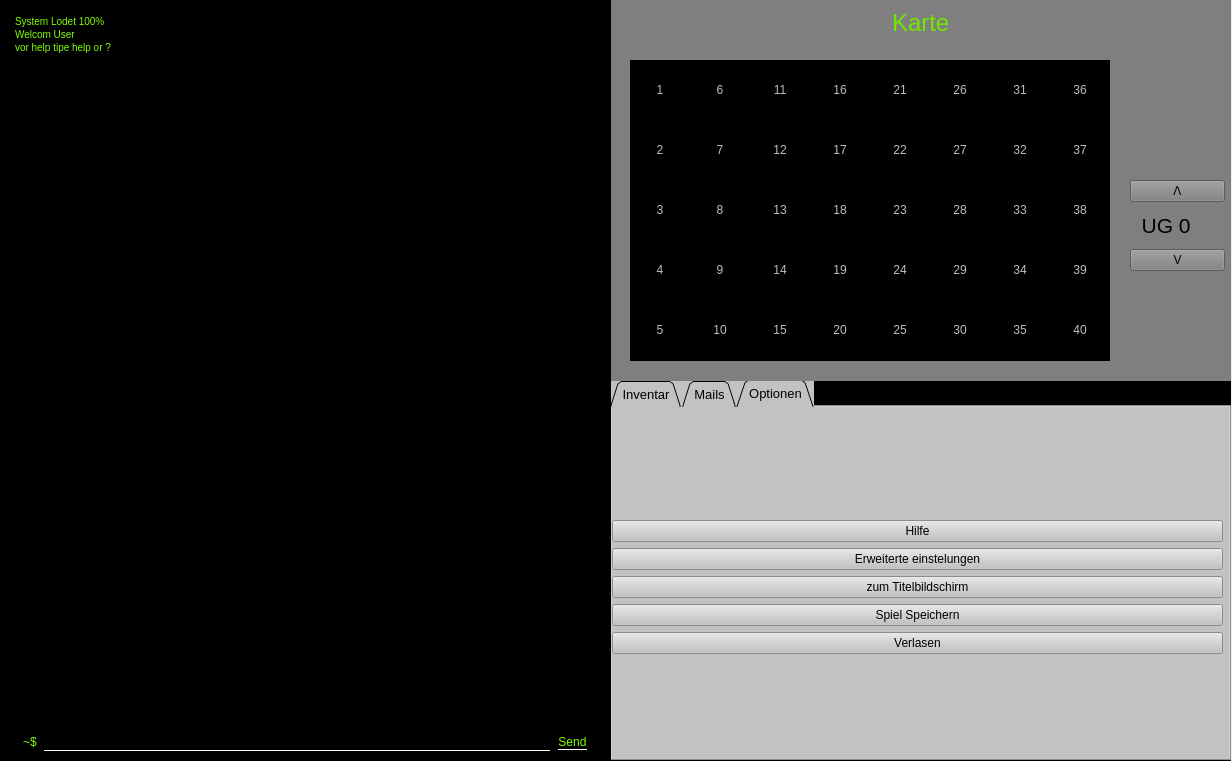
EmiliaJacob/Console-game-2021, file SpieleprogrammierungQT/mainwindow.ui: the form before one commit.
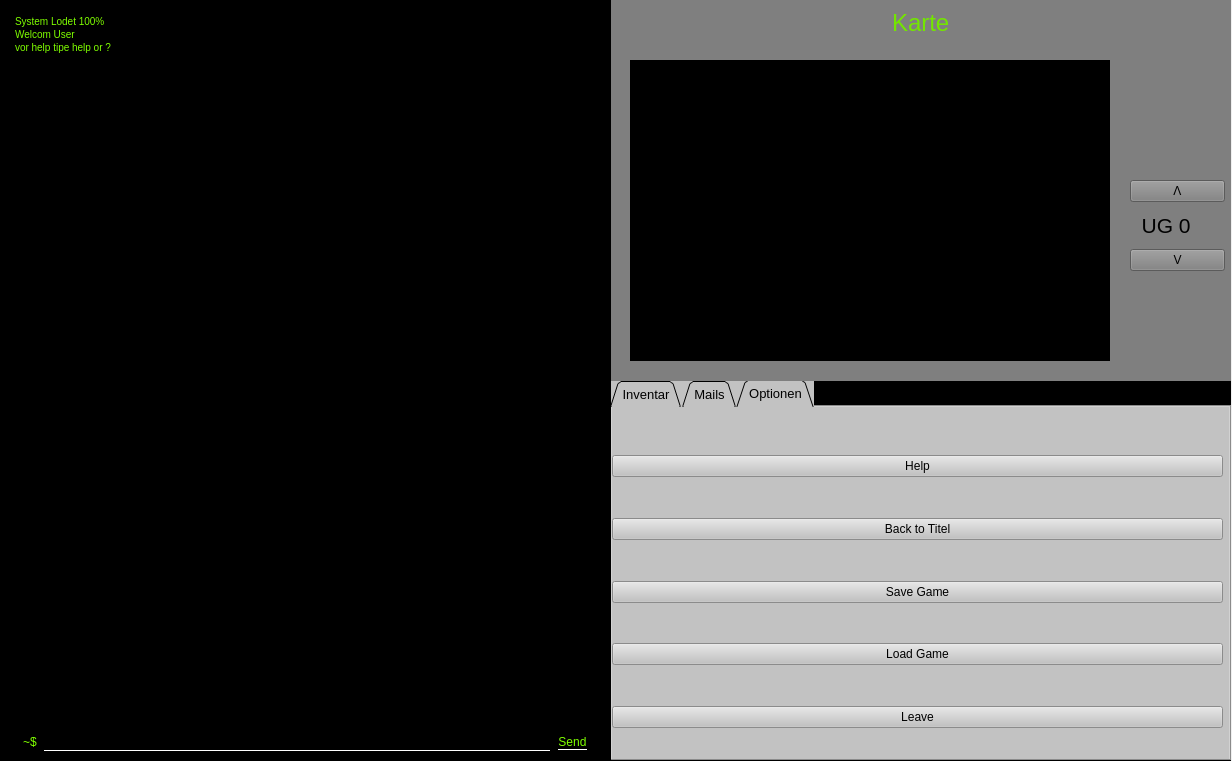
The form after the commit. The open tabs and pages were chosen to show the change. Icons and pictures are not drawn.

What changed in the file:
```diff
--- a/SpieleprogrammierungQT/mainwindow.ui
+++ b/SpieleprogrammierungQT/mainwindow.ui
@@ -558,45 +558,139 @@
           </rect>
          </property>
          <layout class="QGridLayout" name="gridLayout">
-          <item row="0" column="0">
+          <item row="1" column="0">
            <layout class="QVBoxLayout" name="verticalLayout_3">
+            <item>
+             <spacer name="verticalSpacer_7">
+              <property name="orientation">
+               <enum>Qt::Vertical</enum>
+              </property>
+              <property name="sizeHint" stdset="0">
+               <size>
+                <width>20</width>
+                <height>40</height>
+               </size>
+              </property>
+             </spacer>
+            </item>
             <item>
              <widget class="QPushButton" name="pushButton_help">
               <property name="text">
-               <string>Hilfe</string>
+               <string>Help</string>
               </property>
              </widget>
             </item>
             <item>
-             <widget class="QPushButton" name="pushButton_options">
-              <property name="text">
-               <string>Erweiterte einstelungen</string>
+             <spacer name="verticalSpacer">
+              <property name="orientation">
+               <enum>Qt::Vertical</enum>
               </property>
-             </widget>
+              <property name="sizeHint" stdset="0">
+               <size>
+                <width>20</width>
+                <height>40</height>
+               </size>
+              </property>
+             </spacer>
+            </item>
+            <item>
+             <layout class="QFormLayout" name="formLayout_2"/>
             </item>
             <item>
              <widget class="QPushButton" name="pushButton_titel">
               <property name="text">
-               <string>zum Titelbildschirm</string>
+               <string>Back to Titel</string>
               </property>
              </widget>
             </item>
+            <item>
+             <spacer name="verticalSpacer_3">
+              <property name="orientation">
+               <enum>Qt::Vertical</enum>
+              </property>
+              <property name="sizeHint" stdset="0">
+               <size>
+                <width>20</width>
+                <height>40</height>
+               </size>
+              </property>
+             </spacer>
+            </item>
             <item>
              <widget class="QPushButton" name="pushButton_save">
               <property name="text">
-               <string>Spiel Speichern</string>
+               <string>Save Game</string>
               </property>
              </widget>
             </item>
+            <item>
+             <spacer name="verticalSpacer_4">
+              <property name="orientation">
+               <enum>Qt::Vertical</enum>
+              </property>
+              <property name="sizeHint" stdset="0">
+               <size>
+                <width>20</width>
+                <height>40</height>
+               </size>
+              </property>
+             </spacer>
+            </item>
+            <item>
+             <widget class="QPushButton" name="pushButton_save_2">
+              <property name="text">
+               <string>Load Game</string>
+              </property>
+             </widget>
+            </item>
+            <item>
+             <spacer name="verticalSpacer_6">
+              <property name="orientation">
+               <enum>Qt::Vertical</enum>
+              </property>
+              <property name="sizeHint" stdset="0">
+               <size>
+                <width>20</width>
+                <height>40</height>
+               </size>
+              </property>
+             </spacer>
+            </item>
             <item>
              <widget class="QPushButton" name="pushButton_leave">
               <property name="text">
-               <string>Verlasen</string>
+               <string>Leave</string>
               </property>
              </widget>
             </item>
+            <item>
+             <spacer name="verticalSpacer_5">
+              <property name="orientation">
+               <enum>Qt::Vertical</enum>
+              </property>
+              <property name="sizeHint" stdset="0">
+               <size>
+                <width>20</width>
+                <height>40</height>
+               </size>
+              </property>
+             </spacer>
+            </item>
            </layout>
           </item>
+          <item row="0" column="0">
+           <spacer name="verticalSpacer_2">
+            <property name="orientation">
+             <enum>Qt::Vertical</enum>
+            </property>
+            <property name="sizeHint" stdset="0">
+             <size>
+              <width>20</width>
+              <height>40</height>
+             </size>
+            </property>
+           </spacer>
+          </item>
          </layout>
         </widget>
        </widget>
@@ -2112,7 +2206,7 @@
 </string>
             </property>
             <property name="text">
-             <string>11</string>
+             <string/>
             </property>
            </widget>
           </item>
@@ -2146,7 +2240,7 @@
 </string>
             </property>
             <property name="text">
-             <string>35</string>
+             <string/>
             </property>
            </widget>
           </item>
@@ -2180,7 +2274,7 @@
 </string>
             </property>
             <property name="text">
-             <string>7</string>
+             <string/>
             </property>
            </widget>
           </item>
@@ -2214,7 +2308,7 @@
 </string>
             </property>
             <property name="text">
-             <string>8</string>
+             <string/>
             </property>
            </widget>
           </item>
@@ -2248,7 +2342,7 @@
 </string>
             </property>
             <property name="text">
-             <string>32</string>
+             <string/>
             </property>
            </widget>
           </item>
@@ -2281,7 +2375,7 @@
 border-color: rgb(255, 255, 255);</string>
             </property>
             <property name="text">
-             <string>18</string>
+             <string/>
             </property>
            </widget>
           </item>
@@ -2309,7 +2403,7 @@
 </string>
             </property>
             <property name="text">
-             <string>21</string>
+             <string/>
             </property>
            </widget>
           </item>
@@ -2343,7 +2437,7 @@
 </string>
             </property>
             <property name="text">
-             <string>3</string>
+             <string/>
             </property>
            </widget>
           </item>
@@ -2377,7 +2471,7 @@
 </string>
             </property>
             <property name="text">
-             <string>36</string>
+             <string/>
             </property>
            </widget>
           </item>
@@ -2411,7 +2505,7 @@
 </string>
             </property>
             <property name="text">
-             <string>28</string>
+             <string/>
             </property>
            </widget>
           </item>
@@ -2445,7 +2539,7 @@
 </string>
             </property>
             <property name="text">
-             <string>31</string>
+             <string/>
             </property>
            </widget>
           </item>
@@ -2479,7 +2573,7 @@
 </string>
             </property>
             <property name="text">
-             <string>16</string>
+             <string/>
             </property>
            </widget>
           </item>
@@ -2513,7 +2607,7 @@
 </string>
             </property>
             <property name="text">
-             <string>1</string>
+             <string/>
             </property>
            </widget>
           </item>
@@ -2547,7 +2641,7 @@
 </string>
             </property>
             <property name="text">
-             <string>33</string>
+             <string/>
             </property>
            </widget>
           </item>
@@ -2581,7 +2675,7 @@
 </string>
             </property>
             <property name="text">
-             <string>29</string>
+             <string/>
             </property>
            </widget>
           </item>
@@ -2615,7 +2709,7 @@
 </string>
             </property>
             <property name="text">
-             <string>34</string>
+             <string/>
             </property>
            </widget>
           </item>
@@ -2649,7 +2743,7 @@
 </string>
             </property>
             <property name="text">
-             <string>13</string>
+             <string/>
             </property>
            </widget>
           </item>
@@ -2683,7 +2777,7 @@
 </string>
             </property>
             <property name="text">
-             <string>12</string>
+             <string/>
             </property>
            </widget>
           </item>
@@ -2717,7 +2811,7 @@
 </string>
             </property>
             <property name="text">
-             <string>25</string>
+             <string/>
             </property>
            </widget>
           </item>
@@ -2751,7 +2845,7 @@
 </string>
             </property>
             <property name="text">
-             <string>19</string>
+             <string/>
             </property>
            </widget>
           </item>
@@ -2785,7 +2879,7 @@
 </string>
             </property>
             <property name="text">
-             <string>26</string>
+             <string/>
             </property>
            </widget>
           </item>
@@ -2813,7 +2907,7 @@
 </string>
             </property>
             <property name="text">
-             <string>23</string>
+             <string/>
             </property>
            </widget>
           </item>
@@ -2841,7 +2935,7 @@
 </string>
             </property>
             <property name="text">
-             <string>24</string>
+             <string/>
             </property>
            </widget>
           </item>
@@ -2875,7 +2969,7 @@
 </string>
             </property>
             <property name="text">
-             <string>30</string>
+             <string/>
             </property>
            </widget>
           </item>
@@ -2909,7 +3003,7 @@
 </string>
             </property>
             <property name="text">
-             <string>4</string>
+             <string/>
             </property>
            </widget>
           </item>
@@ -2943,7 +3037,7 @@
 </string>
             </property>
             <property name="text">
-             <string>2</string>
+             <string/>
             </property>
            </widget>
           </item>
@@ -2977,7 +3071,7 @@
 </string>
             </property>
             <property name="text">
-             <string>5</string>
+             <string/>
             </property>
            </widget>
           </item>
@@ -3011,7 +3105,7 @@
 </string>
             </property>
             <property name="text">
-             <string>20</string>
+             <string/>
             </property>
            </widget>
           </item>
@@ -3045,7 +3139,7 @@
 </string>
             </property>
             <property name="text">
-             <string>39</string>
+             <string/>
             </property>
            </widget>
           </item>
@@ -3079,7 +3173,7 @@
 </string>
             </property>
             <property name="text">
-             <string>37</string>
+             <string/>
             </property>
            </widget>
           </item>
@@ -3113,7 +3207,7 @@
 </string>
             </property>
             <property name="text">
-             <string>6</string>
+             <string/>
             </property>
            </widget>
           </item>
@@ -3147,41 +3241,7 @@
 </string>
             </property>
             <property name="text">
-             <string>10</string>
-            </property>
-           </widget>
-          </item>
-          <item row="1" column="5">
-           <widget class="QPushButton" name="pushButton_27">
-            <property name="enabled">
-             <bool>false</bool>
-            </property>
-            <property name="sizePolicy">
-             <sizepolicy hsizetype="Fixed" vsizetype="Fixed">
-              <horstretch>0</horstretch>
-              <verstretch>0</verstretch>
-             </sizepolicy>
-            </property>
-            <property name="minimumSize">
-             <size>
-              <width>60</width>
-              <height>60</height>
-             </size>
-            </property>
-            <property name="maximumSize">
-             <size>
-              <width>60</width>
-              <height>60</height>
-             </size>
-            </property>
-            <property name="styleSheet">
-             <string notr="true">background-image:url(./sorcebilder/13nos_w.png);
-border: 0px solid;
-border-color: rgb(255, 255, 255);
-</string>
-            </property>
-            <property name="text">
-             <string>27</string>
+             <string/>
             </property>
            </widget>
           </item>
@@ -3215,7 +3275,7 @@
 </string>
             </property>
             <property name="text">
-             <string>15</string>
+             <string/>
             </property>
            </widget>
           </item>
@@ -3249,7 +3309,7 @@
 </string>
             </property>
             <property name="text">
-             <string>38</string>
+             <string/>
             </property>
            </widget>
           </item>
@@ -3283,7 +3343,7 @@
 </string>
             </property>
             <property name="text">
-             <string>9</string>
+             <string/>
             </property>
            </widget>
           </item>
@@ -3317,7 +3377,7 @@
 </string>
             </property>
             <property name="text">
-             <string>14</string>
+             <string/>
             </property>
            </widget>
           </item>
@@ -3345,7 +3405,7 @@
 </string>
             </property>
             <property name="text">
-             <string>22</string>
+             <string/>
             </property>
            </widget>
           </item>
@@ -3379,7 +3439,7 @@
 </string>
             </property>
             <property name="text">
-             <string>40</string>
+             <string/>
             </property>
            </widget>
           </item>
@@ -3412,7 +3472,41 @@
 border-color: rgb(255, 255, 255);</string>
             </property>
             <property name="text">
-             <string>17</string>
+             <string/>
+            </property>
+           </widget>
+          </item>
+          <item row="1" column="5">
+           <widget class="QPushButton" name="pushButton_27">
+            <property name="enabled">
+             <bool>false</bool>
+            </property>
+            <property name="sizePolicy">
+             <sizepolicy hsizetype="Fixed" vsizetype="Fixed">
+              <horstretch>0</horstretch>
+              <verstretch>0</verstretch>
+             </sizepolicy>
+            </property>
+            <property name="minimumSize">
+             <size>
+              <width>60</width>
+              <height>60</height>
+             </size>
+            </property>
+            <property name="maximumSize">
+             <size>
+              <width>60</width>
+              <height>60</height>
+             </size>
+            </property>
+            <property name="styleSheet">
+             <string notr="true">background-image:url(./sorcebilder/13nos_w.png);
+border: 0px solid;
+border-color: rgb(255, 255, 255);
+</string>
+            </property>
+            <property name="text">
+             <string/>
             </property>
            </widget>
           </item>
```
Left out of the diff: 4 changed lines with no effect on the pictures.
